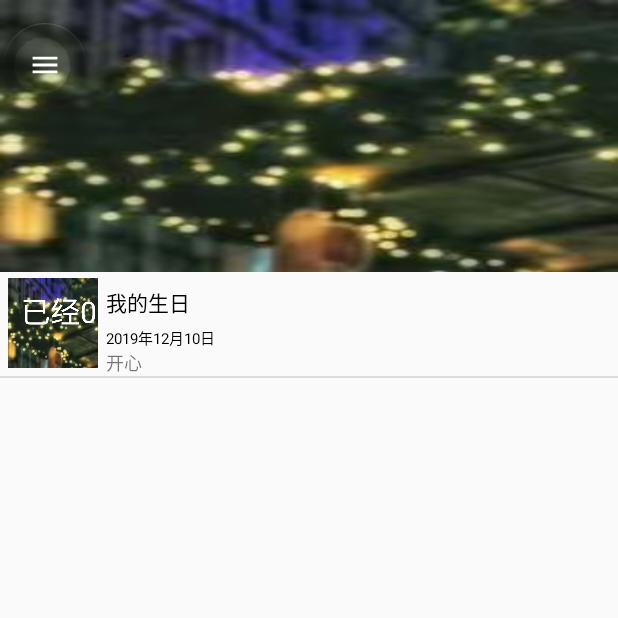
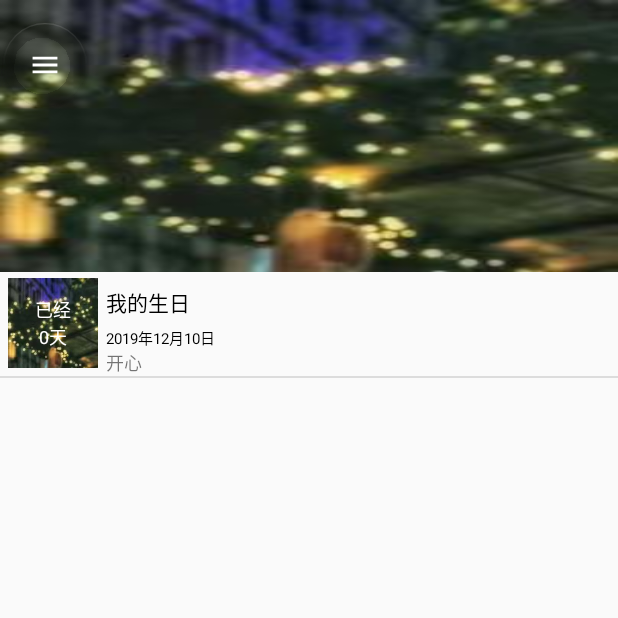
Before and after one commit to akanepink/iTime, an Android app: the MainActivity screen opened directly, with no data from a screen before it, on a phone screen of 412 x 824 dp, the top half of it. Run offline under Robolectric (Android 15) with nearby library versions, the phone set to English and light mode, and no system bars.

Commit message:
改变了默认图片上倒计时的显示方式 之使用TextView显示文字，再将图片设置为TextView的背景 以及将一部分文字添加到values/strings里

```diff
--- a/app/src/main/java/com/example/itime/MainActivity.java
+++ b/app/src/main/java/com/example/itime/MainActivity.java
@@ -122,7 +122,7 @@ public class MainActivity extends AppCompatActivity {
             @Override
             public boolean onNavigationItemSelected(MenuItem item) {
                 //在这里处理item的点击事件
-                if(item.getTitle().equals("主题色"))
+                if(item.getTitle().equals(MainActivity.this.getString(R.string.main_color)))
                 {
                     ColorPickerDialog colorPickerDialog=new ColorPickerDialog(MainActivity.this, "主题色", new ColorPickerDialog.OnColorChangedListener() {
                         @RequiresApi(api = Build.VERSION_CODES.M)
@@ -135,6 +135,10 @@ public class MainActivity extends AppCompatActivity {
                         }
                     });
                     colorPickerDialog.show();
+                }
+                else if(item.getTitle().equals(MainActivity.this.getString(R.string.count)))
+                {
+                    drawerLayout.closeDrawer(navigationView);
                 }
                 else {
                     Toast.makeText(getApplicationContext(), item.getTitle(), Toast.LENGTH_LONG).show();
@@ -244,6 +248,7 @@ public class MainActivity extends AppCompatActivity {
 
         private int resourceId;
         private ImageView imageViewEventCover;
+        private TextView textViewEventCover;
 
         public EventAdapter(Context context, int resource, List<Event> objects) {
             super(context, resource, objects);
@@ -255,36 +260,15 @@ public class MainActivity extends AppCompatActivity {
         public View getView(int position, View convertView, ViewGroup parent) {
             Event event = getItem(position);//获取当前项的实例
             View view = LayoutInflater.from(getContext()).inflate(resourceId, parent, false);
-            imageViewEventCover=(view.findViewById(R.id.image_view_event_cover));
-            imageViewEventCover.setImageResource(event.getResourceId());
 
-            Bitmap bitmap = setTextToImg(getDateDiff(position),position);
-            imageViewEventCover.setImageBitmap(bitmap);
+            textViewEventCover=(view.findViewById(R.id.text_view_with_picture));
+            textViewEventCover.setBackgroundResource(event.getResourceId());
+            textViewEventCover.setText(getDateDiff(position));
+
             ((TextView) view.findViewById(R.id.text_view_event_title)).setText(event.getTitle());
             ((TextView) view.findViewById(R.id.text_view_event_date)).setText(event.calendarToString());
             ((TextView) view.findViewById(R.id.text_view_event_memo)).setText(event.getMemo());
             return view;
-        }
-
-        /**
-         * 文字绘制在图片上，并返回bitmap对象
-         */
-        private Bitmap setTextToImg(String text,int position) {
-            BitmapDrawable icon = (BitmapDrawable) getResources().getDrawable(EventAdapter.this.getItem(position).getResourceId());
-
-            Bitmap bitmap = icon.getBitmap().copy(Bitmap.Config.ARGB_8888, true);
-            Canvas canvas = new Canvas(bitmap);
-            Paint paint = new Paint();
-            // 抗锯齿
-            paint.setAntiAlias(true);
-            // 防抖动
-            paint.setDither(true);
-            paint.setTextSize(100);
-            paint.setColor(Color.parseColor("#ffffff"));
-            int x=text.length()*2-1;
-            canvas.drawText(text, (bitmap.getWidth()/x), (bitmap.getHeight() / 2), paint);
-
-            return bitmap;
         }
 
         private String getDateDiff(int position)
@@ -298,10 +282,10 @@ public class MainActivity extends AppCompatActivity {
              */
             long dTime=cTime/(1000*60*60*24);
             if(sTime>0)
-                return "还剩"+dTime +"天";
+                return "还剩\n"+dTime +"天";
             else {
                 dTime*=(-1);
-                return "已经" + dTime + "天";
+                return "已经\n" + dTime + "天";
             }
         }
     }
--- a/app/src/main/java/com/example/itime/data/Event.java
+++ b/app/src/main/java/com/example/itime/data/Event.java
@@ -31,10 +31,6 @@ public class Event implements Serializable {
     public void setBackgId(int backgId) {
         this.backgId = backgId;
     }
-
-
-
-
 
     public String getMemo() {
         return memo;
--- a/app/src/main/res/layout/activity_main.xml
+++ b/app/src/main/res/layout/activity_main.xml
@@ -82,8 +82,8 @@
         android:layout_width="240dp"
         android:layout_height="match_parent"
         android:layout_gravity="left"
-        android:fitsSystemWindows="false"
+        android:fitsSystemWindows="true"
         app:headerLayout="@layout/header_layout"
-        app:menu="@menu/new_menu" />
+        app:menu="@menu/new_menu"/>
 
 </androidx.drawerlayout.widget.DrawerLayout>
--- a/app/src/main/res/layout/list_view_item_event.xml
+++ b/app/src/main/res/layout/list_view_item_event.xml
@@ -1,14 +1,19 @@
 <?xml version="1.0" encoding="utf-8"?>
 <LinearLayout xmlns:android="http://schemas.android.com/apk/res/android"
+    xmlns:app="http://schemas.android.com/apk/res-auto"
     android:layout_width="match_parent"
     android:layout_height="match_parent">
 
-    <ImageView
-        android:id="@+id/image_view_event_cover"
+  <TextView
+          android:id="@+id/text_view_with_picture"
           android:layout_width="60dp"
           android:layout_height="60dp"
           android:layout_marginLeft="5dp"
-        android:layout_marginBottom="5dp" />
+          android:layout_marginBottom="5dp"
+          android:gravity="center"
+          android:text="TextView"
+          android:textColor="@color/white"
+          android:textSize="12sp" />
 
       <LinearLayout
           android:layout_width="match_parent"
--- a/app/src/main/res/menu/new_menu.xml
+++ b/app/src/main/res/menu/new_menu.xml
@@ -7,27 +7,27 @@
         <item
             android:id="@+id/menu_home"
             android:icon="@mipmap/ic_stat_home"
-            android:title="计时"/>
+            android:title="@string/count"/>
 
         <item
             android:id="@+id/menu_label"
             android:icon="@mipmap/ic_stat_menu_label"
-            android:title="标签"/>
+            android:title="@string/label"/>
 
         <item
             android:id="@+id/menu_widgets"
             android:icon="@mipmap/ic_stat_widgets"
-            android:title="小部件"/>
+            android:title="@string/widgets"/>
 
         <item
             android:id="@+id/menu_color"
             android:icon="@mipmap/ic_stat_color"
-            android:title="主题色"/>
+            android:title="@string/main_color"/>
 
         <item
             android:id="@+id/menu_stars"
             android:icon="@mipmap/ic_stat_stars"
-            android:title="高级版"/>
+            android:title="@string/pre_version"/>
     </group>
 
     <group
@@ -36,17 +36,17 @@
         <item
             android:id="@+id/menu_settings"
             android:icon="@mipmap/ic_stat_settings"
-            android:title="设置"/>
+            android:title="@string/settings"/>
 
         <item
             android:id="@+id/menu_about"
             android:icon="@mipmap/ic_stat_error"
-            android:title="关于"/>
+            android:title="@string/about"/>
 
         <item
             android:id="@+id/menu_help"
             android:icon="@mipmap/ic_stat_announcement"
-            android:title="帮助与反馈"/>
+            android:title="@string/help"/>
     </group>
 
 </menu>
--- a/app/src/main/res/values/strings.xml
+++ b/app/src/main/res/values/strings.xml
@@ -1,6 +1,13 @@
 <resources>
     <string name="app_name">iTime</string>
-
+    <string name="count">计时</string>
+    <string name="label">标签</string>
+    <string name="widgets">小部件</string>
+    <string name="main_color">主题色</string>
+    <string name="pre_version">高级版</string>
+    <string name="settings">设置</string>
+    <string name="about">关于</string>
+    <string name="help">帮助与反馈</string>
     <!-- TODO: Remove or change this placeholder text -->
     <string name="hello_blank_fragment">Hello blank fragment</string>
 </resources>
```
Lines whose indentation alone changed are shown as unchanged.
